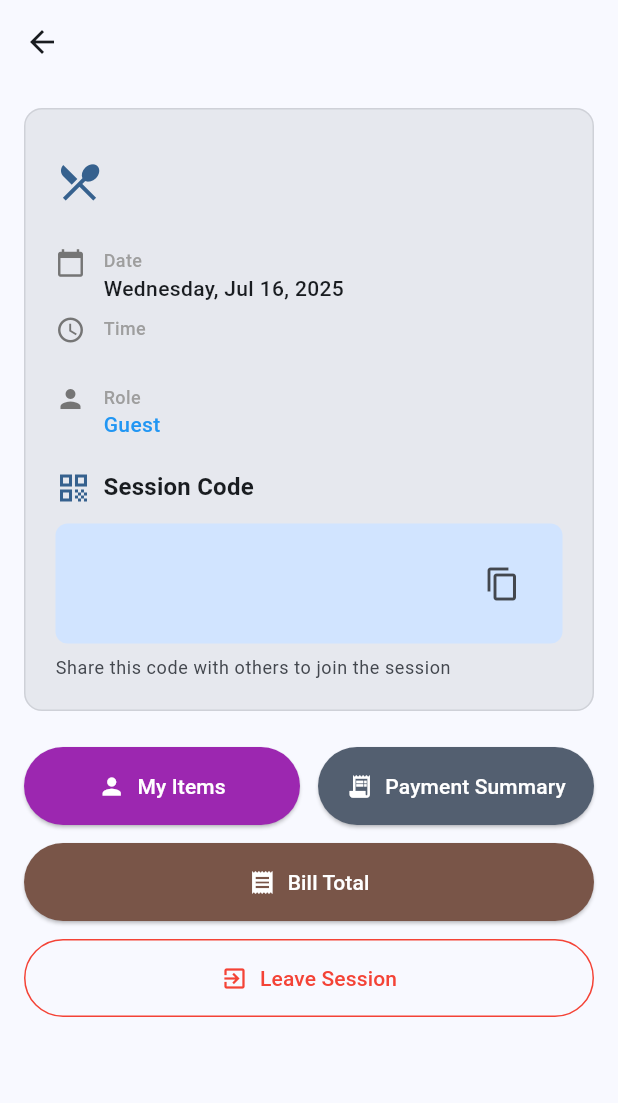
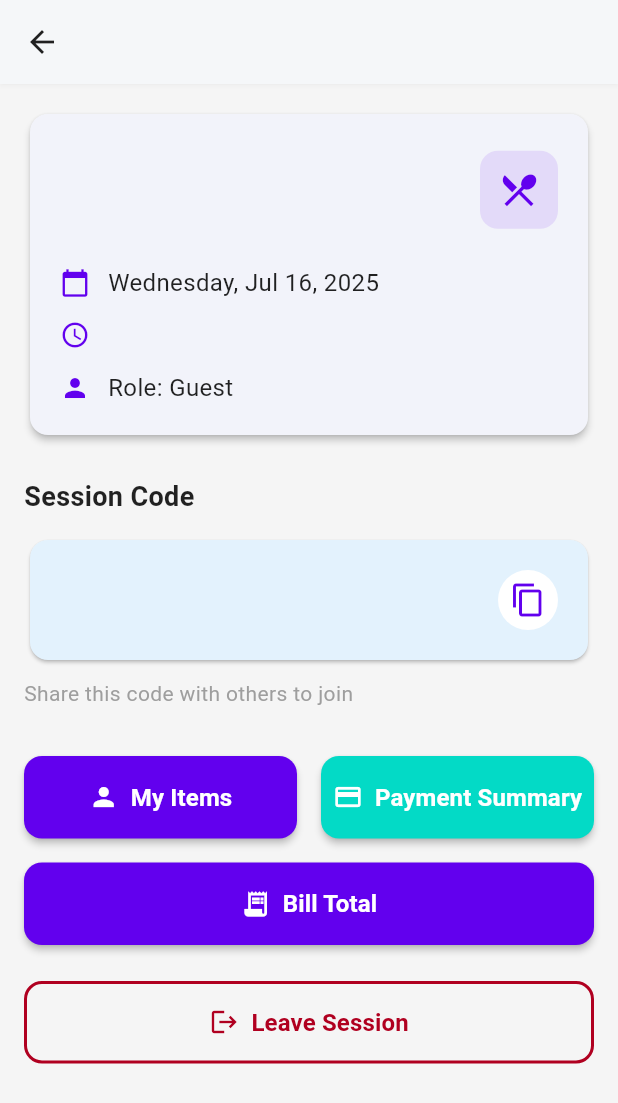
Before and after one commit to noodev8/splitdine2, a Flutter app: the SessionDetailsScreen screen opened directly with empty values, on a phone screen of 412 x 824 dp. Shown: the top 1103 px of the screen. Run offline on Flutter 3.47's test engine with Material 3 defaults, Android fonts, the phone set to English and light mode, and no system bars; our stand-ins replace shared_preferences; accounts and stored records are empty; network calls fail.

Commit message:
Session screen

```diff
--- a/splitdine2_flutter/lib/screens/session_details_screen.dart
+++ b/splitdine2_flutter/lib/screens/session_details_screen.dart
@@ -48,12 +48,23 @@ class _SessionDetailsScreenState extends State<SessionDetailsScreen> {
     final canEdit = isUpcoming;
 
     return Scaffold(
-      backgroundColor: Theme.of(context).colorScheme.surface,
+      backgroundColor: const Color(0xFFF5F5F5), // Light grey background
       appBar: AppBar(
-        title: Text(widget.session.displayName),
-        backgroundColor: Theme.of(context).colorScheme.surface,
-        foregroundColor: Theme.of(context).colorScheme.onSurface,
-        elevation: 0,
+        title: Text(
+          widget.session.displayName,
+          style: const TextStyle(
+            fontSize: 20,
+            fontWeight: FontWeight.bold,
+          ),
+        ),
+        backgroundColor: Colors.white,
+        foregroundColor: Colors.black87,
+        elevation: 1,
+        shadowColor: Colors.black12,
+        leading: IconButton(
+          icon: const Icon(Icons.arrow_back, color: Colors.black87),
+          onPressed: () => Navigator.of(context).pop(),
+        ),
         actions: [
           if (widget.session.isHost)
             PopupMenuButton<String>(
@@ -82,216 +93,292 @@ class _SessionDetailsScreenState extends State<SessionDetailsScreen> {
         child: Column(
           crossAxisAlignment: CrossAxisAlignment.stretch,
           children: [
-            // Session Info Card with Session Code
-            Container(
-              width: double.infinity,
+            // Restaurant Info Card
+            Card(
+              elevation: 2,
+              shape: RoundedRectangleBorder(
+                borderRadius: BorderRadius.circular(12),
+              ),
+              child: Padding(
                 padding: const EdgeInsets.all(20),
-              decoration: BoxDecoration(
-                color: Theme.of(context).colorScheme.surfaceContainerHigh,
-                borderRadius: BorderRadius.circular(12),
-                border: Border.all(
-                  color: Theme.of(context).colorScheme.outline.withValues(alpha: 0.2),
-                ),
-              ),
                 child: Column(
                   crossAxisAlignment: CrossAxisAlignment.start,
                   children: [
+                    // Restaurant header with icon
                     Row(
                       children: [
-                      Icon(
-                        Icons.restaurant_menu,
-                        size: 32,
-                        color: Theme.of(context).colorScheme.primary,
-                      ),
-                      const SizedBox(width: 12),
                         Expanded(
                           child: Column(
                             crossAxisAlignment: CrossAxisAlignment.start,
                             children: [
                               Text(
                                 widget.session.displayName,
-                              style: Theme.of(context).textTheme.headlineSmall?.copyWith(
+                                style: const TextStyle(
+                                  fontSize: 24,
                                   fontWeight: FontWeight.bold,
+                                  color: Colors.black87,
                                 ),
                               ),
+                              const SizedBox(height: 4),
                               Text(
                                 widget.session.location,
-                              style: Theme.of(context).textTheme.bodyLarge?.copyWith(
-                                color: Theme.of(context).colorScheme.onSurfaceVariant,
+                                style: const TextStyle(
+                                  fontSize: 16,
+                                  color: Colors.grey,
                                 ),
                               ),
                             ],
                           ),
                         ),
-                    ],
+                        Container(
+                          padding: const EdgeInsets.all(12),
+                          decoration: BoxDecoration(
+                            color: const Color(0xFF6200EE).withOpacity(0.1),
+                            borderRadius: BorderRadius.circular(12),
                           ),
-                  const SizedBox(height: 16),
-                  _buildInfoRow(
-                    icon: Icons.calendar_today,
-                    label: 'Date',
-                    value: DateFormat('EEEE, MMM d, yyyy').format(widget.session.sessionDate),
+                          child: const Icon(
+                            Icons.restaurant_menu,
+                            size: 28,
+                            color: Color(0xFF6200EE),
                           ),
-                  if (widget.session.sessionTime != null) ...[
-                    const SizedBox(height: 8),
-                    _buildInfoRow(
-                      icon: Icons.access_time,
-                      label: 'Time',
-                      value: _formatTime(widget.session.sessionTime!),
                         ),
                       ],
-                  if (widget.session.description != null && widget.session.description!.isNotEmpty) ...[
-                    const SizedBox(height: 8),
-                    _buildInfoRow(
-                      icon: Icons.description,
-                      label: 'Description',
-                      value: widget.session.description!,
-                    ),
-                  ],
-                  const SizedBox(height: 8),
-                  _buildInfoRow(
-                    icon: widget.session.isHost ? Icons.star : Icons.person,
-                    label: 'Role',
-                    value: widget.session.isHost ? 'Host' : 'Guest',
-                    valueColor: widget.session.isHost ? Colors.green : Colors.blue,
                     ),
 
                     const SizedBox(height: 20),
 
-                  // Session Code section within the main card
-                  Row(
-                    children: [
-                      Icon(
-                        Icons.qr_code,
-                        size: 24,
-                        color: Theme.of(context).colorScheme.primary,
+                    // Date and Time
+                    _buildModernInfoRow(
+                      icon: Icons.calendar_today,
+                      text: DateFormat('EEEE, MMM d, yyyy').format(widget.session.sessionDate),
                     ),
-                      const SizedBox(width: 8),
-                      Text(
-                        'Session Code',
-                        style: Theme.of(context).textTheme.titleMedium?.copyWith(
-                          fontWeight: FontWeight.bold,
+                    const SizedBox(height: 12),
+                    if (widget.session.sessionTime != null)
+                      _buildModernInfoRow(
+                        icon: Icons.access_time,
+                        text: _formatTime(widget.session.sessionTime!),
                       ),
+                    if (widget.session.sessionTime != null) const SizedBox(height: 12),
+
+                    // Description
+                    if (widget.session.description != null && widget.session.description!.isNotEmpty) ...[
+                      _buildModernInfoRow(
+                        icon: Icons.description,
+                        text: widget.session.description!,
+                      ),
+                      const SizedBox(height: 12),
+                    ],
+
+                    // Role
+                    _buildModernInfoRow(
+                      icon: widget.session.isHost ? Icons.star : Icons.person,
+                      text: 'Role: ${widget.session.isHost ? 'Host' : 'Guest'}',
+                      iconColor: widget.session.isHost ? Colors.amber : const Color(0xFF6200EE),
                     ),
                   ],
                 ),
+              ),
+            ),
+
+            const SizedBox(height: 24),
+
+            // Session Code Section
+            Column(
+              crossAxisAlignment: CrossAxisAlignment.start,
+              children: [
+                const Text(
+                  'Session Code',
+                  style: TextStyle(
+                    fontSize: 18,
+                    fontWeight: FontWeight.w600,
+                    color: Colors.black87,
+                  ),
+                ),
                 const SizedBox(height: 12),
-                  Container(
-                    width: double.infinity,
+                Card(
+                  elevation: 1,
+                  color: const Color(0xFFE3F2FD), // Light blue background
+                  shape: RoundedRectangleBorder(
+                    borderRadius: BorderRadius.circular(12),
+                  ),
+                  child: Padding(
                     padding: const EdgeInsets.all(16),
-                    decoration: BoxDecoration(
-                      color: Theme.of(context).colorScheme.primaryContainer,
-                      borderRadius: BorderRadius.circular(8),
-                    ),
                     child: Row(
                       mainAxisAlignment: MainAxisAlignment.spaceBetween,
                       children: [
                         Text(
                           widget.session.joinCode,
-                          style: Theme.of(context).textTheme.headlineMedium?.copyWith(
+                          style: const TextStyle(
+                            fontSize: 28,
                             fontWeight: FontWeight.bold,
                             fontFamily: 'monospace',
+                            color: Colors.black87,
+                            letterSpacing: 2,
                           ),
                         ),
                         IconButton(
                           onPressed: () => _copyJoinCode(context),
-                          icon: const Icon(Icons.copy),
+                          icon: const Icon(Icons.copy, size: 24),
                           tooltip: 'Copy session code',
+                          style: IconButton.styleFrom(
+                            backgroundColor: Colors.white,
+                            foregroundColor: const Color(0xFF6200EE),
+                          ),
                         ),
                       ],
                     ),
                   ),
+                ),
                 const SizedBox(height: 8),
-                  Text(
-                    'Share this code with others to join the session',
-                    style: Theme.of(context).textTheme.bodySmall?.copyWith(
-                      color: Theme.of(context).colorScheme.onSurfaceVariant,
+                const Text(
+                  'Share this code with others to join',
+                  style: TextStyle(
+                    fontSize: 14,
+                    color: Colors.grey,
                   ),
                 ),
               ],
-              ),
             ),
 
 
 
 
 
-            const SizedBox(height: 24),
+            const SizedBox(height: 32),
 
             // Action Buttons
             Column(
               children: [
+                // Primary action buttons in a grid
                 Row(
                   children: [
                     Expanded(
                       child: ElevatedButton.icon(
                         onPressed: () => _navigateToMyItems(context),
-                        icon: const Icon(Icons.person),
-                        label: const Text('My Items'),
+                        icon: const Icon(Icons.person, size: 20),
+                        label: const Text(
+                          'My Items',
+                          style: TextStyle(
+                            fontSize: 16,
+                            fontWeight: FontWeight.w600,
+                          ),
+                        ),
                         style: ElevatedButton.styleFrom(
                           padding: const EdgeInsets.symmetric(vertical: 16),
-                          backgroundColor: Colors.purple,
+                          backgroundColor: const Color(0xFF6200EE),
                           foregroundColor: Colors.white,
+                          shape: RoundedRectangleBorder(
+                            borderRadius: BorderRadius.circular(12),
+                          ),
+                          elevation: 2,
                         ),
                       ),
                     ),
-                    const SizedBox(width: 12),
+                    const SizedBox(width: 16),
                     Expanded(
                       child: ElevatedButton.icon(
                         onPressed: () => _navigateToPaymentSummary(context),
-                        icon: const Icon(Icons.receipt_long),
-                        label: const Text('Payment Summary'),
+                        icon: const Icon(Icons.payment, size: 20),
+                        label: const Text(
+                          'Payment Summary',
+                          style: TextStyle(
+                            fontSize: 16,
+                            fontWeight: FontWeight.w600,
+                          ),
+                        ),
                         style: ElevatedButton.styleFrom(
                           padding: const EdgeInsets.symmetric(vertical: 16),
-                          backgroundColor: Theme.of(context).colorScheme.secondary,
+                          backgroundColor: const Color(0xFF03DAC6),
                           foregroundColor: Colors.white,
+                          shape: RoundedRectangleBorder(
+                            borderRadius: BorderRadius.circular(12),
+                          ),
+                          elevation: 2,
                         ),
                       ),
                     ),
                   ],
                 ),
 
-                const SizedBox(height: 12),
+                const SizedBox(height: 16),
+
+                // Bill Total button
                 SizedBox(
                   width: double.infinity,
                   child: ElevatedButton.icon(
                     onPressed: () => _navigateToReceiptTotal(context),
-                    icon: const Icon(Icons.receipt),
-                    label: const Text('Bill Total'),
+                    icon: const Icon(Icons.receipt_long, size: 20),
+                    label: const Text(
+                      'Bill Total',
+                      style: TextStyle(
+                        fontSize: 16,
+                        fontWeight: FontWeight.w600,
+                      ),
+                    ),
                     style: ElevatedButton.styleFrom(
                       padding: const EdgeInsets.symmetric(vertical: 16),
-                      backgroundColor: Colors.brown,
+                      backgroundColor: const Color(0xFF6200EE),
                       foregroundColor: Colors.white,
+                      shape: RoundedRectangleBorder(
+                        borderRadius: BorderRadius.circular(12),
+                      ),
+                      elevation: 2,
                     ),
                   ),
                 ),
 
+                const SizedBox(height: 24),
+
+                // Leave Session button (danger style)
                 if (!widget.session.isHost) ...[
-                  const SizedBox(height: 12),
                   SizedBox(
                     width: double.infinity,
                     child: OutlinedButton.icon(
                       onPressed: () => _leaveSession(context),
-                      icon: const Icon(Icons.exit_to_app),
-                      label: const Text('Leave Session'),
+                      icon: const Icon(Icons.logout, size: 20),
+                      label: const Text(
+                        'Leave Session',
+                        style: TextStyle(
+                          fontSize: 16,
+                          fontWeight: FontWeight.w600,
+                        ),
+                      ),
                       style: OutlinedButton.styleFrom(
                         padding: const EdgeInsets.symmetric(vertical: 16),
-                        foregroundColor: Colors.red,
-                        side: const BorderSide(color: Colors.red),
+                        foregroundColor: const Color(0xFFB00020),
+                        side: const BorderSide(
+                          color: Color(0xFFB00020),
+                          width: 2,
+                        ),
+                        shape: RoundedRectangleBorder(
+                          borderRadius: BorderRadius.circular(12),
+                        ),
                       ),
                     ),
                   ),
                 ] else ...[
-                  const SizedBox(height: 12),
                   SizedBox(
                     width: double.infinity,
                     child: OutlinedButton.icon(
                       onPressed: () => _leaveAsHost(context),
-                      icon: const Icon(Icons.exit_to_app),
-                      label: const Text('Leave Session (Transfer Host)'),
+                      icon: const Icon(Icons.logout, size: 20),
+                      label: const Text(
+                        'Leave Session (Transfer Host)',
+                        style: TextStyle(
+                          fontSize: 16,
+                          fontWeight: FontWeight.w600,
+                        ),
+                      ),
                       style: OutlinedButton.styleFrom(
                         padding: const EdgeInsets.symmetric(vertical: 16),
-                        foregroundColor: Colors.orange,
-                        side: const BorderSide(color: Colors.orange),
+                        foregroundColor: const Color(0xFFB00020),
+                        side: const BorderSide(
+                          color: Color(0xFFB00020),
+                          width: 2,
+                        ),
+                        shape: RoundedRectangleBorder(
+                          borderRadius: BorderRadius.circular(12),
+                        ),
                       ),
                     ),
                   ),
@@ -354,7 +441,31 @@ class _SessionDetailsScreenState extends State<SessionDetailsScreen> {
     );
   }
 
-
+  Widget _buildModernInfoRow({
+    required IconData icon,
+    required String text,
+    Color? iconColor,
+  }) {
+    return Row(
+      children: [
+        Icon(
+          icon,
+          size: 20,
+          color: iconColor ?? const Color(0xFF6200EE),
+        ),
+        const SizedBox(width: 12),
+        Expanded(
+          child: Text(
+            text,
+            style: const TextStyle(
+              fontSize: 16,
+              color: Colors.black87,
+            ),
+          ),
+        ),
+      ],
+    );
+  }
 
   void _copyJoinCode(BuildContext context) {
     Clipboard.setData(ClipboardData(text: widget.session.joinCode));
```
Lines whose indentation alone changed are shown as unchanged.
